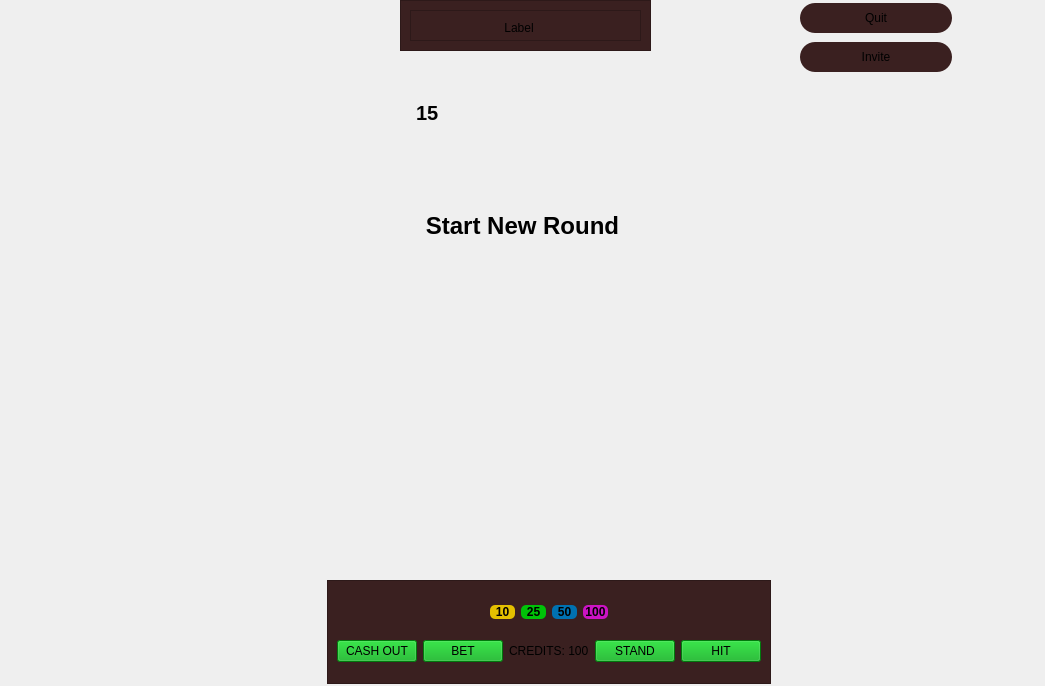
Old version of the form UI/blackjack/playwindow.ui in the repository MatsuoRotsuki/cpp_blackjack.
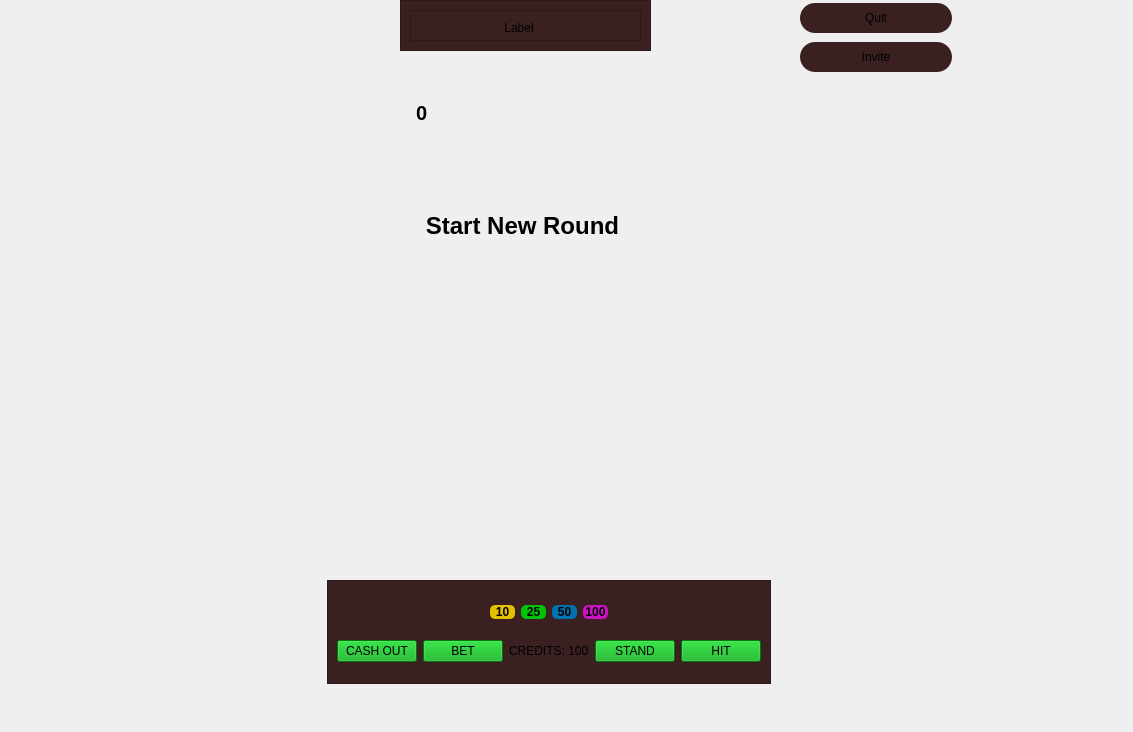
New version of the form. Icons and pictures are not drawn. Custom widgets are drawn as their Qt base class.

```diff
--- a/UI/blackjack/playwindow.ui
+++ b/UI/blackjack/playwindow.ui
@@ -6,8 +6,8 @@
    <rect>
     <x>0</x>
     <y>0</y>
-    <width>1045</width>
-    <height>686</height>
+    <width>1133</width>
+    <height>732</height>
    </rect>
   </property>
   <property name="windowTitle">
@@ -289,7 +289,7 @@
          </font>
         </property>
         <property name="text">
-         <string>15</string>
+         <string>0</string>
         </property>
        </widget>
       </item>
@@ -362,7 +362,7 @@
     <rect>
      <x>5</x>
      <y>291</y>
-     <width>1061</width>
+     <width>1131</width>
      <height>271</height>
     </rect>
    </property>
@@ -370,6 +370,9 @@
     <property name="spacing">
      <number>0</number>
     </property>
+    <property name="sizeConstraint">
+     <enum>QLayout::SetDefaultConstraint</enum>
+    </property>
     <item>
      <widget class="player" name="widget" native="true">
       <layout class="QFormLayout" name="formLayout">
```
Left out of the diff: 16 changed lines with no effect on the pictures.
